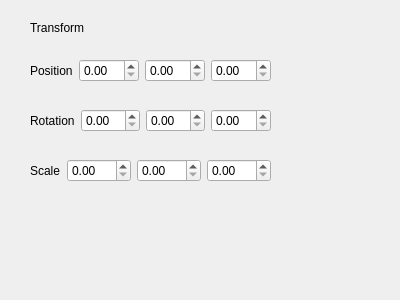
Old version of the form Graphics/transwidget.ui in the repository mizquierdo97/Graphics.
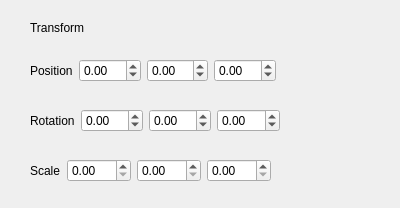
New version of the form.

Patch:
```diff
--- a/Graphics/transwidget.ui
+++ b/Graphics/transwidget.ui
@@ -7,7 +7,7 @@
     <x>0</x>
     <y>0</y>
     <width>400</width>
-    <height>300</height>
+    <height>208</height>
    </rect>
   </property>
   <property name="windowTitle">
@@ -58,7 +58,7 @@
     <rect>
      <x>30</x>
      <y>100</y>
-     <width>241</width>
+     <width>250</width>
      <height>41</height>
     </rect>
    </property>
@@ -72,6 +72,9 @@
     </item>
     <item>
      <widget class="QDoubleSpinBox" name="RotX">
+      <property name="minimum">
+       <double>-999.000000000000000</double>
+      </property>
       <property name="maximum">
        <double>999.000000000000000</double>
       </property>
@@ -79,6 +82,9 @@
     </item>
     <item>
      <widget class="QDoubleSpinBox" name="RotY">
+      <property name="minimum">
+       <double>-999.000000000000000</double>
+      </property>
       <property name="maximum">
        <double>999.000000000000000</double>
       </property>
@@ -86,6 +92,9 @@
     </item>
     <item>
      <widget class="QDoubleSpinBox" name="RotZ">
+      <property name="minimum">
+       <double>-999.000000000000000</double>
+      </property>
       <property name="maximum">
        <double>999.000000000000000</double>
       </property>
@@ -111,7 +120,7 @@
     <rect>
      <x>30</x>
      <y>50</y>
-     <width>241</width>
+     <width>246</width>
      <height>41</height>
     </rect>
    </property>
@@ -125,6 +134,9 @@
     </item>
     <item>
      <widget class="QDoubleSpinBox" name="PosX">
+      <property name="minimum">
+       <double>-999.000000000000000</double>
+      </property>
       <property name="maximum">
        <double>999.990000000000009</double>
       </property>
@@ -132,6 +144,9 @@
     </item>
     <item>
      <widget class="QDoubleSpinBox" name="PosY">
+      <property name="minimum">
+       <double>-999.000000000000000</double>
+      </property>
       <property name="maximum">
        <double>999.000000000000000</double>
       </property>
@@ -139,6 +154,9 @@
     </item>
     <item>
      <widget class="QDoubleSpinBox" name="PosZ">
+      <property name="minimum">
+       <double>-999.000000000000000</double>
+      </property>
       <property name="maximum">
        <double>999.000000000000000</double>
       </property>
```
